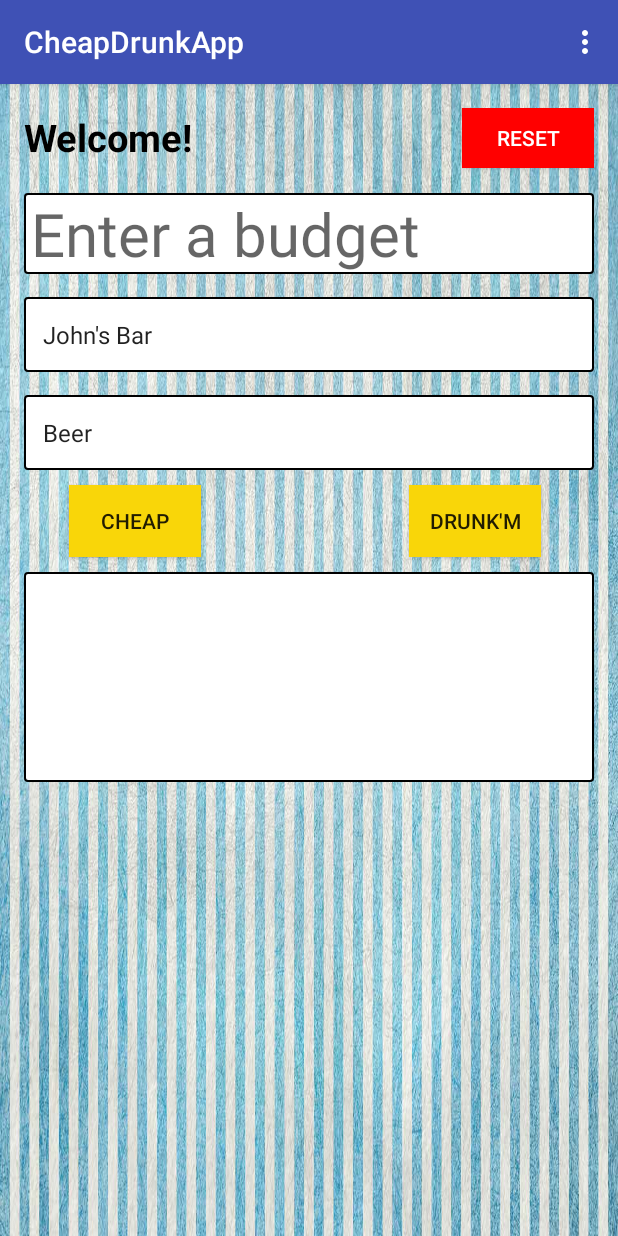
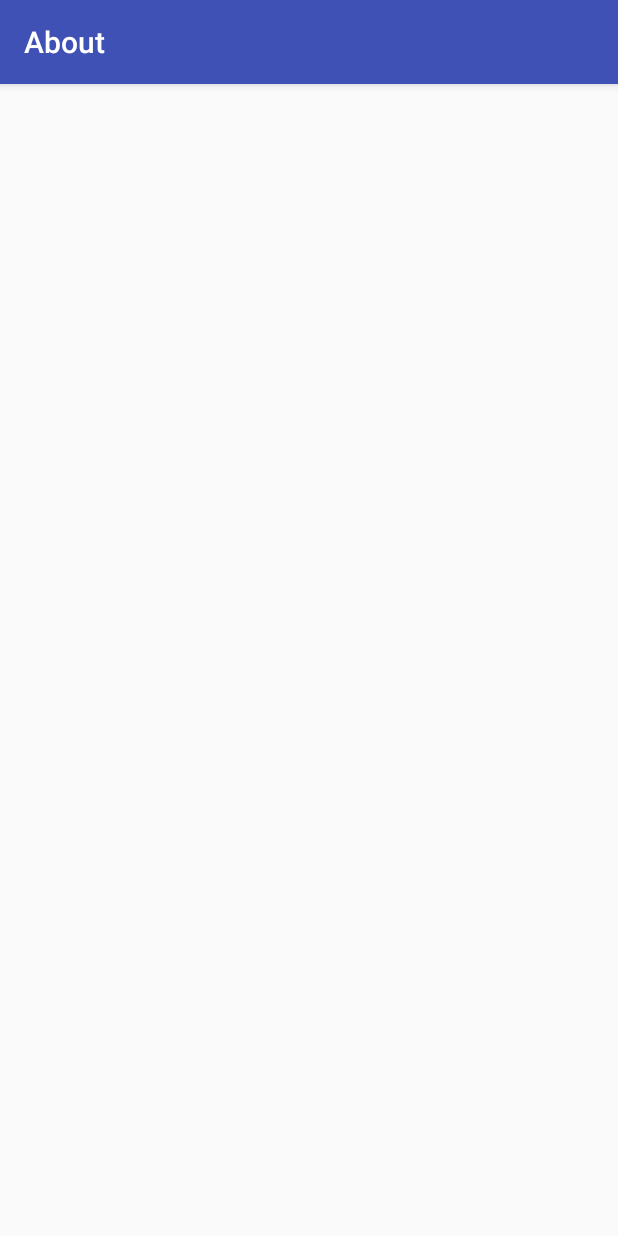
Before and after one commit to zachjrodriguez/CheapDrunkApp, an Android app: the screen it shows after launch (MainActivity before the commit, AboutActivity after it), in the options menu, after a tap on "About", on a phone screen of 412 x 824 dp. Run offline under Robolectric (Android 15) with nearby library versions, the phone set to English and light mode, and no system bars; 1 statement that could not run was skipped.

Commit message:
Cheapest method about finished

```diff
--- /dev/null
+++ b/app/src/main/java/com/lnj/teamdrink/cheapdrunkapp/AboutActivity.java
@@ -0,0 +1,13 @@
+package com.lnj.teamdrink.cheapdrunkapp;
+
+import android.support.v7.app.AppCompatActivity;
+import android.os.Bundle;
+
+public class AboutActivity extends AppCompatActivity {
+
+    @Override
+    protected void onCreate(Bundle savedInstanceState) {
+        super.onCreate(savedInstanceState);
+        setContentView(R.layout.activity_about);
+    }
+}
--- a/app/src/main/java/com/lnj/teamdrink/cheapdrunkapp/MainActivity.java
+++ b/app/src/main/java/com/lnj/teamdrink/cheapdrunkapp/MainActivity.java
@@ -1,6 +1,7 @@
 package com.lnj.teamdrink.cheapdrunkapp;
 
 import android.content.Context;
+import android.content.Intent;
 import android.os.Bundle;
 import android.support.v7.app.AppCompatActivity;
 import android.support.v7.widget.Toolbar;
@@ -44,6 +45,10 @@ public class MainActivity extends AppCompatActivity {
     /* Variables to be used throughout the app to grab essential values */
     private String budgetText;
     private String selectedDrink;
+    private final static String[] names = { "Beer", "Shots", "Spirit", "Wine" };
+    private final static String[] types = { "'B'", "'SH'", "'S'", "'W'" };
+    private String selectedType;
+    private double budget;
 
     /* Reference to the Calculate & Reset Buttons */
     private Button cheapButton;
@@ -103,7 +108,7 @@ public class MainActivity extends AppCompatActivity {
         cheapButton.setOnClickListener(new View.OnClickListener() {
             @Override
             public void onClick(View v) {
-
+//                determineType();
                 calculateCheapest();
             }
         });
@@ -111,7 +116,7 @@ public class MainActivity extends AppCompatActivity {
         drunkButton.setOnClickListener(new View.OnClickListener() {
             @Override
             public void onClick(View v) {
-
+//                determineType();
                 calculateDrunkest();
             }
         });
@@ -124,8 +129,7 @@ public class MainActivity extends AppCompatActivity {
             }
         });
 
-
-        /** Database Testing */
+        /** Initializing Database */
         nDBHelper = new DatabaseHelper(this);
 
         File database = getApplicationContext().getDatabasePath(DatabaseHelper.DBNAME);
@@ -140,15 +144,18 @@ public class MainActivity extends AppCompatActivity {
                 return;
             }
         }
-        String type = "'SH'";
-        nDrinkList = nDBHelper.getListDrinksByType(type);
-        Integer size = nDrinkList.size();
-        Log.w("MainActivity", size.toString());
-        Toast.makeText(this, size.toString(), Toast.LENGTH_SHORT).show();
+
+//        nDrinkList = nDBHelper.getListDrinksByType(type);
+//        Integer size = nDrinkList.size();
+//        Toast.makeText(this, size.toString(), Toast.LENGTH_SHORT).show();
 
         /** Actual to follow here*/
 
     }
+
+    /* ******************************* */
+    /* Methods called for calculations */
+    /* ******************************* */
 
     /**
      * Method to calculate the cheapest drink purchase
@@ -156,7 +163,42 @@ public class MainActivity extends AppCompatActivity {
      *
      */
     public void calculateCheapest() {
+        resultsView.setText("");
+        budget = Double.parseDouble(budgetText);
+        double leftOver = budget;
+        int drinkCount = 0;
+        Beverage cheapest = null;
+        Beverage toCheck = null;
+        determineType();
+        nDrinkList = nDBHelper.getListDrinksByType(selectedType);
+        if(nDrinkList.size() != 0) {
+            if(String.valueOf(nDrinkList.get(0).getPrice()) == null) {
+                nDrinkList.get(0).setPrice(4.50);
+            }
+            cheapest = nDrinkList.get(0);
+        }
+        for( int i = 1; i < nDrinkList.size(); i++ ) {
+            if(nDrinkList.get(i) == null) {
+                return;
+            }
+            if(String.valueOf(nDrinkList.get(i).getPrice()) == null) {
+                nDrinkList.get(i).setPrice(4.50);
+            }
+            toCheck = nDrinkList.get(i);
+            if( toCheck.getPrice() < cheapest.getPrice() ) {
+                cheapest = toCheck;
+            }
 
+        }
+
+        drinkCount = (int)(budget/cheapest.getPrice());
+        Toast.makeText(this, String.format("%d", drinkCount), Toast.LENGTH_SHORT).show();
+
+        leftOver = leftOver - (cheapest.getPrice() * drinkCount);
+
+        resultsView.append("The cheapest is " + cheapest.getName() + " with a total of " + drinkCount);
+//        Integer size = nDrinkList.size();
+//        Toast.makeText(this, size.toString(), Toast.LENGTH_SHORT).show();
     }
 
     /**
@@ -165,8 +207,57 @@ public class MainActivity extends AppCompatActivity {
      *
      */
     public void calculateDrunkest() {
+        resultsView.setText("");
+        budget = Double.parseDouble(budgetText);
+        double leftOver = budget;
+        int drinkCount = 0;
+        Beverage cheapest = null;
+        Beverage toCheck = null;
+        determineType();
+        nDrinkList = nDBHelper.getListDrinksByType(selectedType);
+        if(nDrinkList.size() != 0) {
+            if(String.valueOf(nDrinkList.get(0).getPrice()) == null) {
+                nDrinkList.get(0).setPrice(4.50);
+            }
+            cheapest = nDrinkList.get(0);
+        }
+        for( int i = 1; i < nDrinkList.size(); i++ ) {
+            if(nDrinkList.get(i) == null) {
+                return;
+            }
+            if(String.valueOf(nDrinkList.get(i).getPrice()) == null) {
+                nDrinkList.get(i).setPrice(4.50);
+            }
+            toCheck = nDrinkList.get(i);
+            if( toCheck.getPrice() < cheapest.getPrice() ) {
+                cheapest = toCheck;
+            }
 
+        }
+
+        drinkCount = (int)(budget/cheapest.getPrice());
+        Toast.makeText(this, String.format("%d", drinkCount), Toast.LENGTH_SHORT).show();
+
+        leftOver = leftOver - (cheapest.getPrice() * drinkCount);
+
+        resultsView.append("The cheapest is " + cheapest.getName() + " with a total of " + drinkCount);
     }
+
+    public void determineType() {
+        if(String.valueOf(selectedDrink) == null) {
+            System.out.println("Something was null");
+        }
+        for( int i = 0; i < types.length; i ++ ) {
+            if(String.valueOf(selectedDrink).equalsIgnoreCase(names[i])) {
+                selectedType = types[i];
+//                Toast.makeText(this, selectedType, Toast.LENGTH_SHORT).show();
+            }
+        }
+    }
+
+    /* ************************************************ */
+    /* Methods used to assist GUI items of the Activity */
+    /* ************************************************ */
 
     /**
      * This method will add items to the drink spinner
@@ -248,6 +339,9 @@ public class MainActivity extends AppCompatActivity {
         });
     }
 
+    /* ***************************************** */
+    /*        Methods used by the database       */
+    /* ***************************************** */
 
     /**
      * This method copies the database into memory
@@ -276,6 +370,9 @@ public class MainActivity extends AppCompatActivity {
         }
     }
 
+    /* ***************************************** */
+    /* Methods below are used for the menu items */
+    /* ***************************************** */
 
     /**
      * Create the menu object
@@ -306,6 +403,7 @@ public class MainActivity extends AppCompatActivity {
 
         //noinspection SimplifiableIfStatement
         if (id == R.id.action_about) {
+            startActivity(new Intent(getApplicationContext(), AboutActivity.class));
             return true;
         }
 
--- a/app/src/main/java/com/lnj/teamdrink/cheapdrunkapp/database/DatabaseHelper.java
+++ b/app/src/main/java/com/lnj/teamdrink/cheapdrunkapp/database/DatabaseHelper.java
@@ -93,13 +93,16 @@ public class DatabaseHelper extends SQLiteOpenHelper {
      */
     public List getListDrinksByType(String type) {
         Beverage beverage;
-        type = "'B'";
         List<Beverage> drinkList = new ArrayList<>();
         openDatabase();
         Cursor cursor = nDatabase.rawQuery("SELECT * FROM PRODUCT WHERE TYPE =" + type, null);
         cursor.moveToFirst();
         while(!cursor.isAfterLast()) {
-            beverage = new Beverage(cursor.getInt(0), cursor.getString(1), cursor.getString(2), cursor.getDouble(3), cursor.getDouble(4));
+            Double price = cursor.getDouble(4);
+            if(cursor.isNull(4)) {
+                price = 4.50;
+            }
+            beverage = new Beverage(cursor.getInt(0), cursor.getString(1), cursor.getString(2), cursor.getDouble(3), price);
             drinkList.add(beverage);
             cursor.moveToNext();
         }
--- /dev/null
+++ b/app/src/main/res/layout/activity_about.xml
@@ -0,0 +1,12 @@
+<?xml version="1.0" encoding="utf-8"?>
+<RelativeLayout xmlns:android="http://schemas.android.com/apk/res/android"
+    xmlns:tools="http://schemas.android.com/tools"
+    android:layout_width="match_parent"
+    android:layout_height="match_parent"
+    android:paddingBottom="@dimen/activity_vertical_margin"
+    android:paddingLeft="@dimen/activity_horizontal_margin"
+    android:paddingRight="@dimen/activity_horizontal_margin"
+    android:paddingTop="@dimen/activity_vertical_margin"
+    tools:context="com.lnj.teamdrink.cheapdrunkapp.AboutActivity">
+
+</RelativeLayout>
--- a/app/src/main/res/layout/content_main.xml
+++ b/app/src/main/res/layout/content_main.xml
@@ -110,7 +110,7 @@
             android:layout_height="wrap_content"
             android:id="@+id/results"
             android:layout_gravity="center_horizontal"
-            android:textSize="20sp"
+            android:textSize="14sp"
             android:layout_marginTop="4dp"
             android:textColor="@color/colorBlack"
             android:background="@color/colorAccent"/>
```
Also changed, not shown: app/src/main/AndroidManifest.xml (+16 -4 lines).
